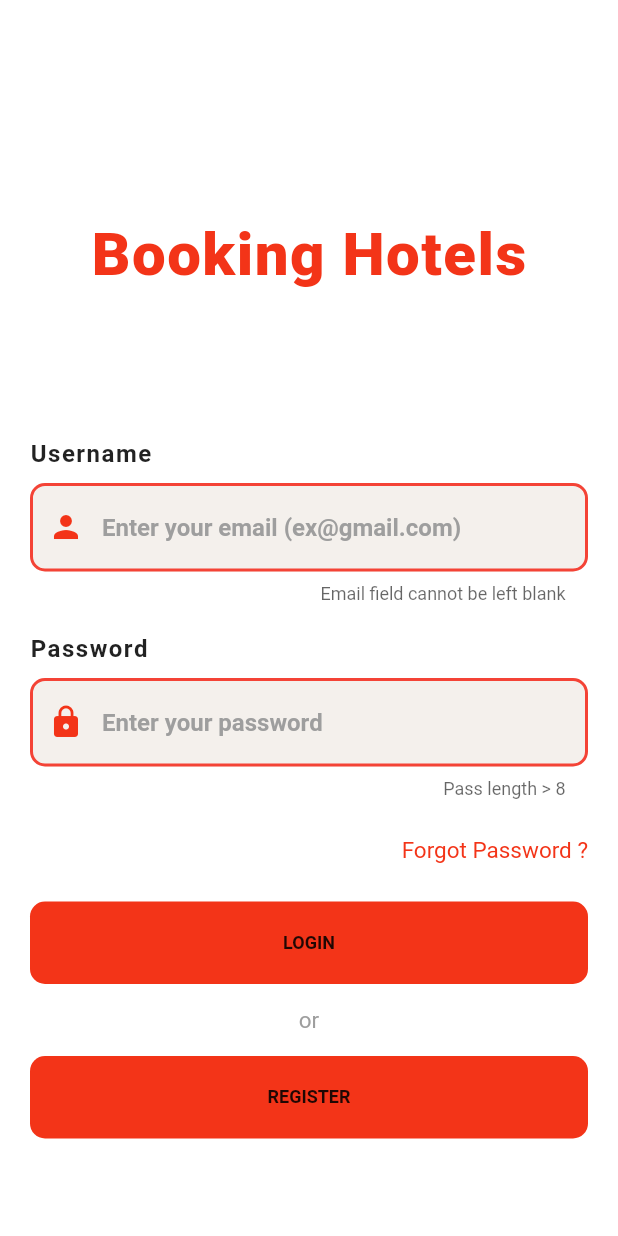
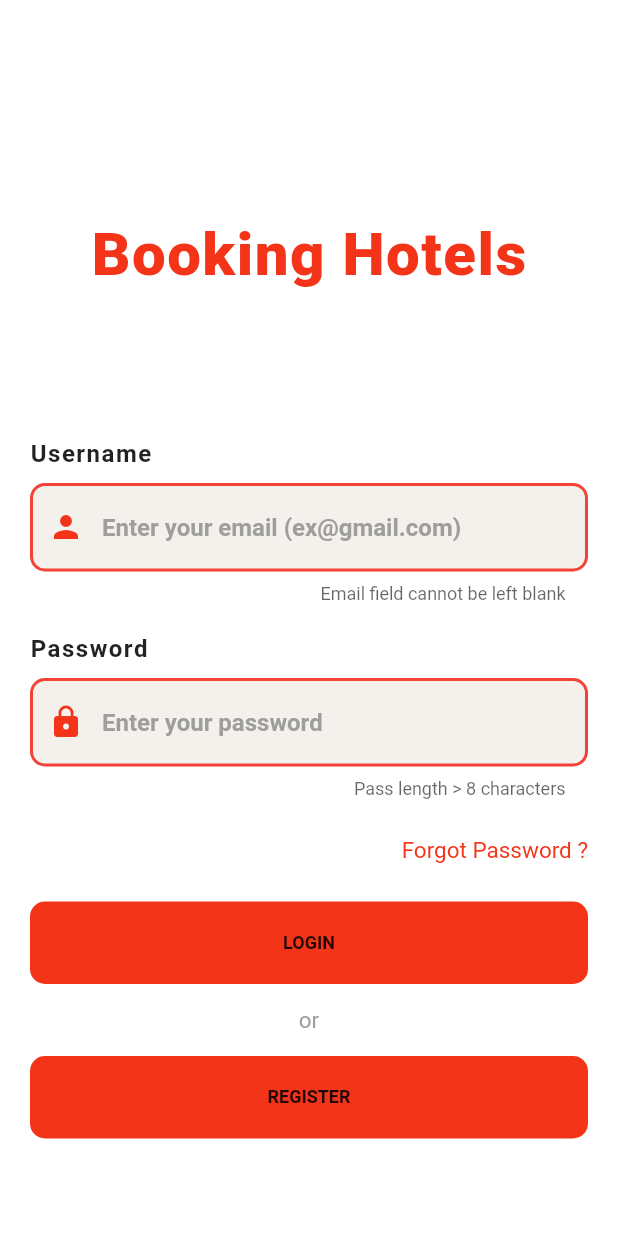
Before and after one commit to npst6/flutter_booking_mobile_app, a Flutter app: the screen it shows after launch, after a tap on "LOGIN", on a phone screen of 412 x 824 dp. Run offline on Flutter 3.47's test engine with Material 2 defaults, Android fonts, the phone set to English and light mode, and no system bars; our stand-ins replace cloud_firestore, firebase_auth, firebase_core, firebase_storage, flutter_svg, fluttertoast and 3 more; missing offline and left inert: date_range_picker; accounts and stored records are empty; network calls fail.

Commit message:
Fix, clean code

```diff
--- a/lib/remote/province_response/province_response.dart
+++ b/lib/remote/province_response/province_response.dart
@@ -1,3 +1,5 @@
+///Note file province_response.dart
+
 import 'dart:convert';
 
 ProvinceResponse proviceResponseFromJson(String str) =>
--- a/lib/remote/province_response/province_service.dart
+++ b/lib/remote/province_response/province_service.dart
@@ -17,6 +17,7 @@ class ProvinceService {
       if (jsonResponse["status"] == "Success") {
         return ProvinceResponse.fromJson(jsonResponse).provinces;
       }
+
       throw Exception('');
     } catch (e) {
       throw Exception('');
--- a/lib/utils/account_utils.dart
+++ b/lib/utils/account_utils.dart
@@ -12,8 +12,10 @@ class AccountUtils {
     return _singleton;
   }
 
+  ///uid
   String uid;
 
+  ///account
   Account account;
 
   void setAccount({
--- a/lib/utils/order_utils.dart
+++ b/lib/utils/order_utils.dart
@@ -4,7 +4,9 @@
 class OrderUtils {
   /// _singleton
   static final OrderUtils _singleton = OrderUtils._internal();
+
   OrderUtils._internal();
+
   factory OrderUtils() {
     return _singleton;
   }
--- a/lib/utils/validate_data.dart
+++ b/lib/utils/validate_data.dart
@@ -6,6 +6,7 @@ class ValidateData {
   static String validEmail(String text) {
     Pattern pattern =
         r'^(([^<>()[\]\\.,;:\s@\"]+(\.[^<>()[\]\\.,;:\s@\"]+)*)|(\".+\"))@((\[[0-9]{1,3}\.[0-9]{1,3}\.[0-9]{1,3}\.[0-9]{1,3}\])|(([a-zA-Z\-0-9]+\.)+[a-zA-Z]{2,}))$';
+
     RegExp regex = new RegExp(pattern);
 
     if (text.isEmpty) {
@@ -16,12 +17,17 @@ class ValidateData {
       return null;
     }
   }
+
+  ///validChangePass - Check length update password
   static String validChangePass(String text) {
-    return text.length < 8&&text.length>0 ? 'Pass length > 8' : null;
+    return text.length < 8 && text.length > 0
+        ? 'Pass length > 8 characters'
+        : null;
   }
 
+  ///validPass - Check length password
   static String validPass(String text) {
-    return text.length < 8 ? 'Pass length > 8' : null;
+    return text.length < 8 ? 'Pass length > 8 characters' : null;
   }
 
   ///validEmpty - Check empty fields
--- a/pubspec.yaml
+++ b/pubspec.yaml
@@ -49,7 +49,7 @@ dependencies:
 flutter_icons:
   android: "launcher_icon"
   ios: true
-  image_path: "assets/images/logo.png"
+  image_path: "assets/images/logo2.png"
 
 dev_dependencies:
   flutter_test:
```
Also changed, not shown: pubspec.lock, 155 other files.
